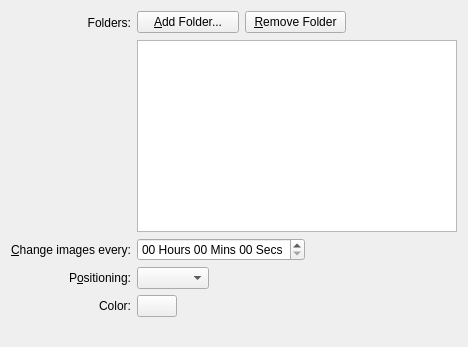
First picture: the form in plasma/wallpapers/image/slideshowconfig.ui, repository mgottschlag/kwin-tiling, before the edit.
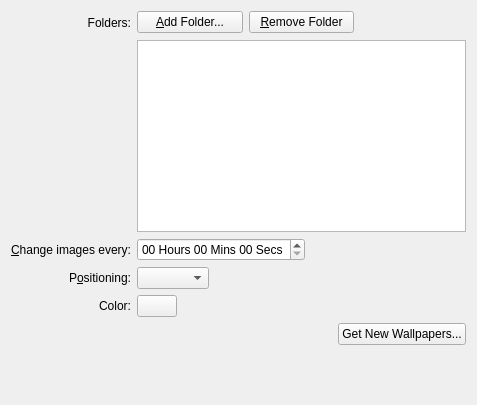
Second picture: the form after the edit. Custom widgets are drawn as their Qt base class.

Commit message: added a ghns button to the slideshow mode ui

The edit to the form file:
```diff
--- a/plasma/wallpapers/image/slideshowconfig.ui
+++ b/plasma/wallpapers/image/slideshowconfig.ui
@@ -5,8 +5,8 @@
    <rect>
     <x>0</x>
     <y>0</y>
-    <width>468</width>
-    <height>347</height>
+    <width>477</width>
+    <height>405</height>
    </rect>
   </property>
   <property name="sizePolicy" >
@@ -222,7 +222,34 @@
      </item>
     </layout>
    </item>
-   <item row="5" column="1" colspan="2" >
+   <item row="5" column="1" colspan="3" >
+    <layout class="QHBoxLayout" name="horizontalLayout_4" >
+     <item>
+      <spacer name="horizontalSpacer" >
+       <property name="orientation" >
+        <enum>Qt::Horizontal</enum>
+       </property>
+       <property name="sizeHint" stdset="0" >
+        <size>
+         <width>40</width>
+         <height>20</height>
+        </size>
+       </property>
+      </spacer>
+     </item>
+     <item>
+      <widget class="QPushButton" name="m_newStuff" >
+       <property name="toolTip" >
+        <string>Download new wallpapers</string>
+       </property>
+       <property name="text" >
+        <string>Get New Wallpapers...</string>
+       </property>
+      </widget>
+     </item>
+    </layout>
+   </item>
+   <item row="6" column="1" colspan="2" >
     <spacer name="verticalSpacer" >
      <property name="orientation" >
       <enum>Qt::Vertical</enum>
```
The commit also changes 1 other file.
